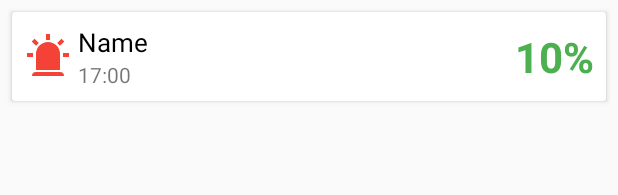
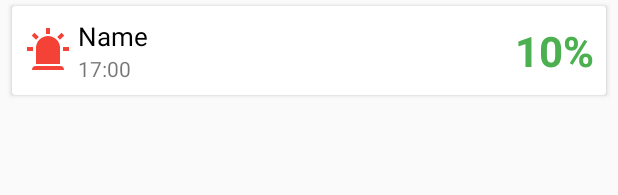
Before and after one commit to micronurse-iot/micronurse-android, an Android app: the layout item_monitor_data.xml on its own in the app's theme, with its tools: preview values and no code run, on a phone screen of 412 x 824 dp. Shown: the top 195 px of the screen. Run offline under Robolectric (Android 15) with nearby library versions, the phone set to English and light mode, and no system bars; network calls fail.

Commit message:
Some bug fixes

```diff
--- a/app/src/main/java/org/micronurse/adapter/MonitorAdapter.java
+++ b/app/src/main/java/org/micronurse/adapter/MonitorAdapter.java
@@ -136,6 +136,7 @@ public class MonitorAdapter extends RecyclerView.Adapter<RecyclerView.ViewHolder
             } else if (data instanceof InfraredTransducer){
                 if(((InfraredTransducer) data).isWarning()) {
                     holder.iconSensor.setImageBitmap(ImageUtil.getBitmapFromDrawable(context, R.drawable.ic_alarmlight_red_32dp));
+                    holder.txtDataValue.setText("");
                     holder.txtDataValue.setCompoundDrawablesWithIntrinsicBounds(new BitmapDrawable(context.getResources(),
                             ImageUtil.getBitmapFromDrawable(context, R.drawable.ic_warning_red_32dp)), null, null, null);
                 }
--- a/app/src/main/java/org/micronurse/ui/activity/MonitorDetailActivity.java
+++ b/app/src/main/java/org/micronurse/ui/activity/MonitorDetailActivity.java
@@ -249,7 +249,8 @@ public class MonitorDetailActivity extends AppCompatActivity implements OnSensor
                 return;
             try {
                 RawSensorData rawSensorData = GsonUtil.getGson().fromJson(mqttIntent.getStringExtra(MQTTService.BUNDLE_KEY_MESSAGE), RawSensorData.class);
-                onSensorDataReceived(SensorUtil.parseRawSensorData(rawSensorData));
+                if(rawSensorData.getSensorType() != null && sensorType.equals(rawSensorData.getSensorType().toLowerCase()))
+                    onSensorDataReceived(SensorUtil.parseRawSensorData(rawSensorData));
             }catch (JsonSyntaxException e){
                 e.printStackTrace();
             }
--- a/app/src/main/java/org/micronurse/ui/fragment/monitor/FamilyMonitorFragment.java
+++ b/app/src/main/java/org/micronurse/ui/fragment/monitor/FamilyMonitorFragment.java
@@ -79,7 +79,7 @@ public class FamilyMonitorFragment extends Fragment implements OnSensorDataRecei
                 updateHumidityURL = HttpApi.getApiUrl(HttpApi.SensorAPI.LATEST_SENSOR_DATA,
                         Sensor.SENSOR_TYPE_HUMIDOMETER, String.valueOf(1));
                 updateSmokeURL = HttpApi.getApiUrl(HttpApi.SensorAPI.LATEST_SENSOR_DATA,
-                        Sensor.SENSOR_TYPE_HUMIDOMETER, String.valueOf(1));
+                        Sensor.SENSOR_TYPE_SMOKE_TRANSDUCER, String.valueOf(1));
                 break;
             case User.ACCOUNT_TYPE_GUARDIAN:
                 if(GlobalInfo.Guardian.monitorOlder == null){
@@ -94,7 +94,7 @@ public class FamilyMonitorFragment extends Fragment implements OnSensorDataRecei
                         Sensor.SENSOR_TYPE_HUMIDOMETER, String.valueOf(1));
                 updateSmokeURL = HttpApi.getApiUrl(HttpApi.SensorAPI.LATEST_SENSOR_DATA,
                         String.valueOf(GlobalInfo.Guardian.monitorOlder.getUserId()),
-                        Sensor.SENSOR_TYPE_HUMIDOMETER, String.valueOf(1));
+                        Sensor.SENSOR_TYPE_SMOKE_TRANSDUCER, String.valueOf(1));
                 break;
             default:
                 refresh.setEnabled(false);
--- a/app/src/main/res/layout/activity_scan_qrcode.xml
+++ b/app/src/main/res/layout/activity_scan_qrcode.xml
@@ -12,6 +12,8 @@
         android:layout_height="match_parent"
         app:qrcv_animTime="2000"
         app:qrcv_rectWidth="250dp"
-        app:qrcv_qrCodeTipText="@string/tip_scan_qrcode" />
+        app:qrcv_qrCodeTipText="@string/tip_scan_qrcode"
+        app:qrcv_isShowTipBackground="true"
+        app:qrcv_isOnlyDecodeScanBoxArea="true"/>
 
 </android.support.design.widget.CoordinatorLayout>
--- a/app/src/main/res/layout/item_monitor_data.xml
+++ b/app/src/main/res/layout/item_monitor_data.xml
@@ -1,12 +1,13 @@
 <?xml version="1.0" encoding="utf-8"?>
-<RelativeLayout xmlns:android="http://schemas.android.com/apk/res/android"
+<LinearLayout xmlns:android="http://schemas.android.com/apk/res/android"
     xmlns:app="http://schemas.android.com/apk/res-auto"
     android:layout_width="match_parent"
-    android:layout_height="wrap_content">
+    android:layout_height="wrap_content"
+    android:orientation="horizontal">
 
     <View android:id="@+id/timeline_divider"
         android:layout_width="2dp"
-        android:layout_height="@dimen/timeline_height"
+        android:layout_height="match_parent"
         android:background="@color/indigo_500"
         android:layout_marginLeft="15dp"
         android:visibility="gone"/>
@@ -15,10 +16,12 @@
         android:id="@+id/data_item_card"
         android:layout_width="match_parent"
         android:layout_height="wrap_content"
-        android:layout_margin="@dimen/item_padding"
+        android:layout_marginLeft="@dimen/item_padding"
+        android:layout_marginRight="@dimen/item_padding"
+        android:layout_marginTop="@dimen/item_padding_small"
+        android:layout_marginBottom="@dimen/item_padding_small"
         android:clickable="true"
-        android:layout_toRightOf="@+id/timeline_divider"
-        android:layout_centerVertical="true"
+        android:layout_gravity="center_vertical"
         android:foreground="?attr/selectableItemBackground">
 
         <RelativeLayout
@@ -79,4 +82,4 @@
 
         </RelativeLayout>
     </android.support.v7.widget.CardView>
-</RelativeLayout>
+</LinearLayout>
--- a/app/src/main/res/values/dimens.xml
+++ b/app/src/main/res/values/dimens.xml
@@ -33,8 +33,6 @@
     <dimen name="emergency_call_btn_size">56dp</dimen>
     <dimen name="tab_layout_size">40dp</dimen>
     <dimen name="map_zoom_control_padding_bottom">100dp</dimen>
-    <dimen name="timeline_height">90dp</dimen>
-    <dimen name="timeline_header_height">45dp</dimen>
     <dimen name="linechart_height">450dp</dimen>
     <dimen name="chatbox_space">60dp</dimen>
 
```
Also changed, not shown: app/src/main/res/layout/item_guardians_lists.xml (+0 -7 lines), app/src/main/res/layout/item_timeline_header.xml (+19 -9 lines).
